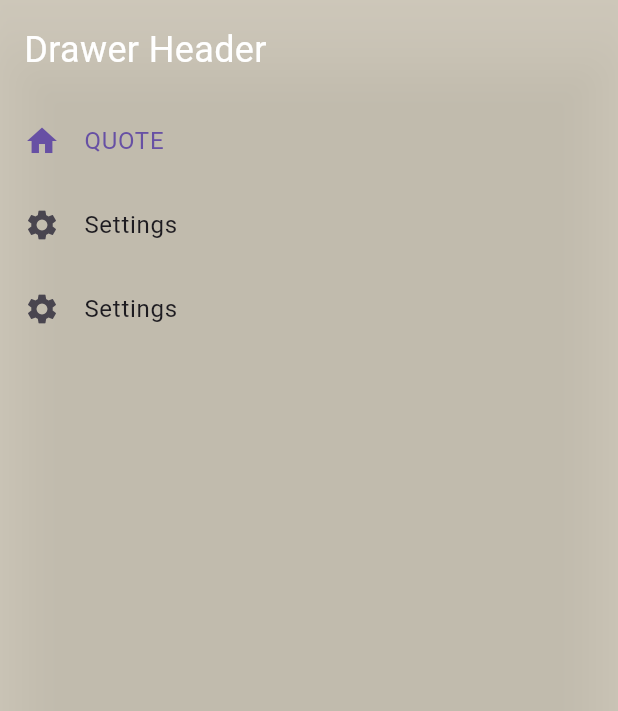
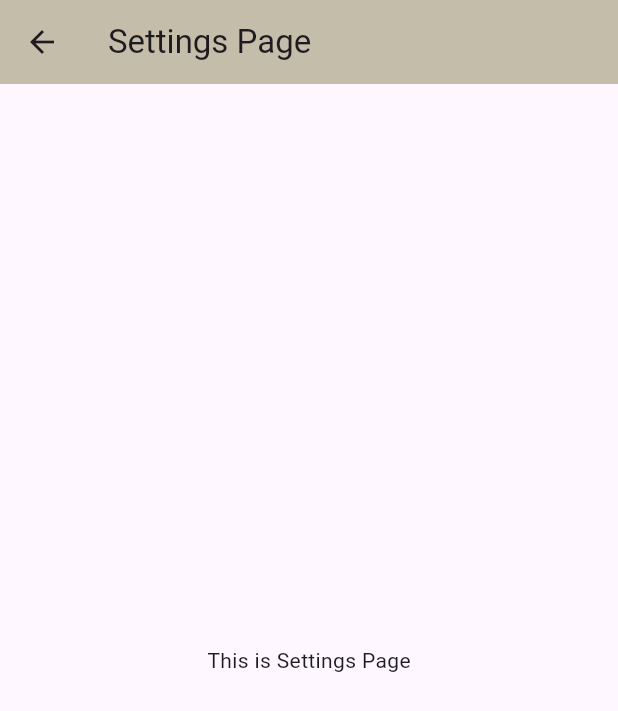
Before and after one commit to LordHandLee/HammerOps, a Flutter app: the MyDrawer widget shown alone on an empty page, opened directly with empty values, after a tap on "Settings", on a phone screen of 412 x 824 dp. Shown: the top 711 px of the screen. Run offline on Flutter 3.47's test engine with Material 3 defaults, Android fonts, the phone set to English and light mode, and no system bars; our stand-ins replace fl_chart.

Commit message:
Drawer menu now has navigatable sub pages.

```diff
--- a/lib/screens/drawer.dart
+++ b/lib/screens/drawer.dart
@@ -1,6 +1,6 @@
 import 'package:flutter/material.dart';
 
-class MyDrawer extends StatelessWidget {
+class MyDrawer extends StatefulWidget {
   final bool isDrawerOpen;
   final int selectedIndex;
   // final Function(int) onSelectItem;
@@ -12,6 +12,13 @@ class MyDrawer extends StatelessWidget {
     required this.selectedIndex,
     required this.onSelectItem,
     });
+  @override
+  State<MyDrawer> createState() => _MyDrawerState();
+}
+
+class _MyDrawerState extends State<MyDrawer> {
+  final GlobalKey<NavigatorState> _drawerNavigatorKey = GlobalKey<NavigatorState>();
+
 
   @override
     Widget build(BuildContext context) {
@@ -35,7 +42,7 @@ class MyDrawer extends StatelessWidget {
 
       return AnimatedPositioned(
       duration: const Duration(milliseconds: 300),
-      top: isDrawerOpen ? openTop : closedTop, // hidden above AppBar
+      top: widget.isDrawerOpen ? openTop : closedTop, // hidden above AppBar
       // bottom: -bottomPad,
       left: 0,
       right: 0,
@@ -43,41 +50,58 @@ class MyDrawer extends StatelessWidget {
       child: Material(
         elevation: 16,
         color: const Color.fromARGB(205, 195, 189, 170),
+        child: Navigator(
+          key: _drawerNavigatorKey,
+          onGenerateRoute: (settings) {
+            // default route = drawer menu
+            return MaterialPageRoute(
+              builder: (context) => _DrawerMenu(
+                onNavigate: (Widget page) {
+                  _drawerNavigatorKey.currentState!.push(
+                    MaterialPageRoute(builder: (_) => page),
+                  );
+                },
+              ),
+            );
+          },
+        )
         // child: SafeArea(
         //   top: false, // already handled by padding
         //   bottom: false,
-          child: ListView(
-            padding: EdgeInsets.zero,
-            children: [
-              const Padding(
-                padding: EdgeInsets.all(16),
-                child: Text(
-                  'Drawer Header',
-                  style: TextStyle(color: Colors.white, fontSize: 24),
-                ),
-              ),
-              ListTile(
-                leading: const Icon(Icons.home),
-                title: const Text('QUOTE'),
-                selected: selectedIndex == 0,
-                onTap: () => onSelectItem(0),
-              ),
-              ListTile(
-                leading: const Icon(Icons.settings),
-                title: const Text('Settings'),
-                selected: selectedIndex == 1,
-                onTap: () => onSelectItem(1),
-                ),
-                ListTile(
-                leading: const Icon(Icons.settings),
-                title: const Text('Settings'),
-                selected: selectedIndex == 1,
-                onTap: () => onSelectItem(1),
-                ),
-            ],
-              ),
+
+          // child: ListView(
+          //   padding: EdgeInsets.zero,
+          //   children: [
+          //     const Padding(
+          //       padding: EdgeInsets.all(16),
+          //       child: Text(
+          //         'Drawer Header',
+          //         style: TextStyle(color: Colors.white, fontSize: 24),
+          //       ),
+          //     ),
+          //     ListTile(
+          //       leading: const Icon(Icons.home),
+          //       title: const Text('QUOTE'),
+          //       selected: selectedIndex == 0,
+          //       onTap: () => onSelectItem(0),
+          //     ),
+          //     ListTile(
+          //       leading: const Icon(Icons.settings),
+          //       title: const Text('Settings'),
+          //       selected: selectedIndex == 1,
+          //       onTap: () => onSelectItem(1),
+          //       ),
+          //     ListTile(
+          //     leading: const Icon(Icons.settings),
+          //     title: const Text('Settings'),
+          //     selected: selectedIndex == 1,
+          //     onTap: () => onSelectItem(1),
+          //     ),
+          //   ],
+          //     ),
 
           // ),
+
         ),
       );
     }
@@ -123,3 +147,58 @@ class MyDrawer extends StatelessWidget {
 //       );
 //     }
 // }
+
+
+
+
+class _DrawerMenu extends StatelessWidget {
+  final ValueChanged<Widget> onNavigate;
+
+  const _DrawerMenu({Key? key, required this.onNavigate}) : super(key: key);
+
+  @override
+  Widget build(BuildContext context) {
+    return ListView(
+      padding: EdgeInsets.zero,
+      children: [
+        const Padding(
+          padding: EdgeInsets.all(16),
+          child: Text(
+            'Drawer Header',
+            style: TextStyle(color: Colors.white, fontSize: 24),
+          ),
+        ),
+        ListTile(
+          leading: const Icon(Icons.home),
+          title: const Text('Home'),
+          onTap: () => onNavigate(const DrawerSubPage(title: "Home Page")),
+        ),
+        ListTile(
+          leading: const Icon(Icons.settings),
+          title: const Text('Settings'),
+          onTap: () => onNavigate(const DrawerSubPage(title: "Settings Page")),
+        ),
+      ],
+    );
+  }
+}
+
+class DrawerSubPage extends StatelessWidget {
+  final String title;
+
+  const DrawerSubPage({Key? key, required this.title}) : super(key: key);
+
+  @override
+  Widget build(BuildContext context) {
+    return Scaffold(
+      appBar: AppBar(
+        leading: BackButton(onPressed: () => Navigator.pop(context)),
+        backgroundColor: const Color.fromARGB(255, 195, 189, 170),
+        title: Text(title),
+      ),
+      body: Center(
+        child: Text("This is $title"),
+      ),
+    );
+  }
+}
```
